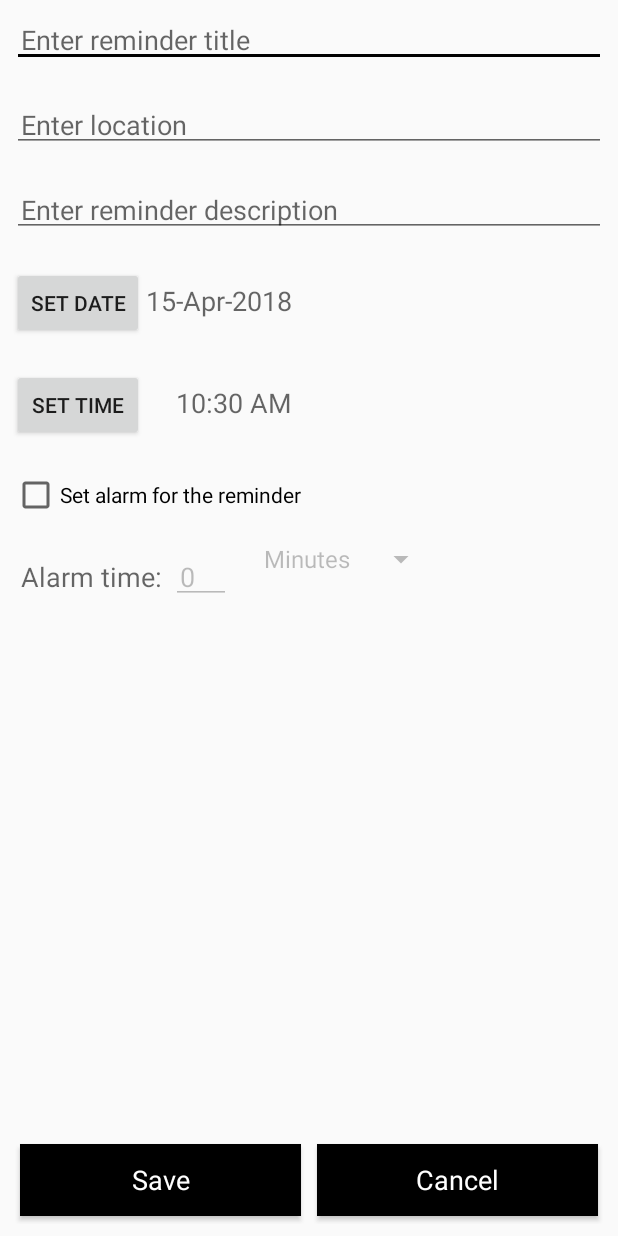
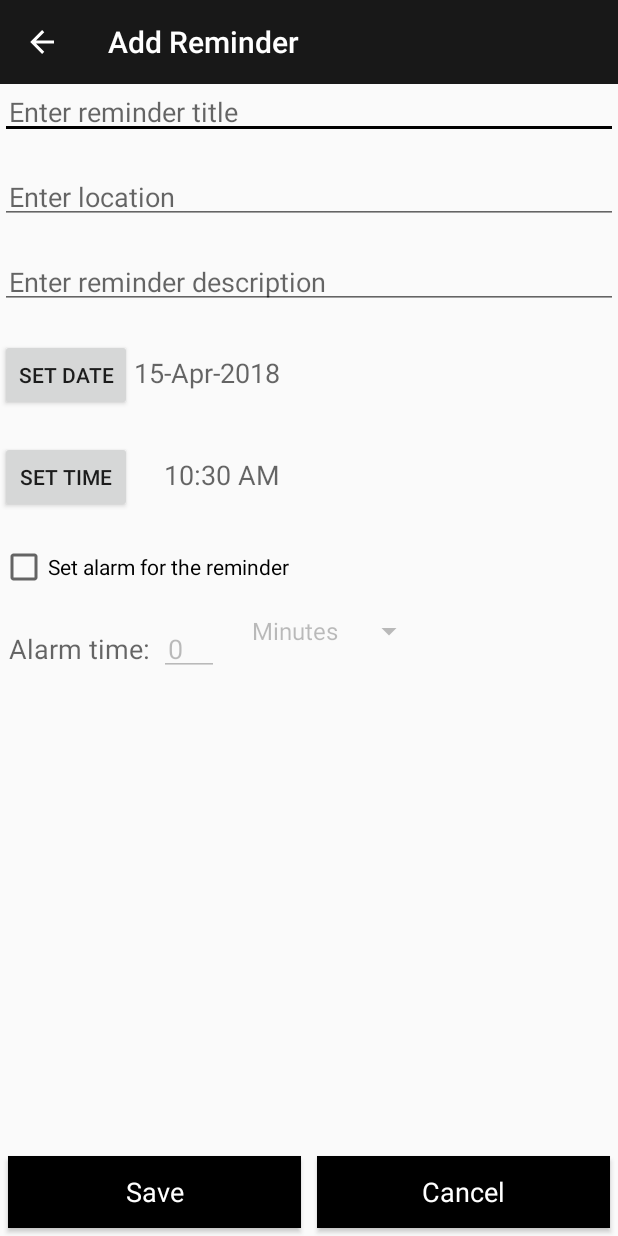
Before and after one commit to PeeGee92/Organizer, an Android app: the AddReminder screen opened directly, with no data from a screen before it, on a phone screen of 412 x 824 dp. Run offline under Robolectric (Android 15) with nearby library versions, the light colour scheme and no system bars; our stand-ins replace ButterKnife.

Commit message:
Toolbars and back buttons done

```diff
--- a/app/src/main/java/peegee/fullorganizer/alarm/AddAlarm.java
+++ b/app/src/main/java/peegee/fullorganizer/alarm/AddAlarm.java
@@ -59,7 +59,6 @@ public class AddAlarm extends AppCompatActivity {
 
         setSupportActionBar(toolbar);
         toolbar.setNavigationIcon(R.drawable.back);
-        toolbar.setTitle(R.string.toolbar_title_add_alarm);
         toolbar.setTitleTextColor(Color.WHITE);
         toolbar.setNavigationOnClickListener(new View.OnClickListener() {
             @Override
--- a/app/src/main/java/peegee/fullorganizer/alarm/AlarmActivity.java
+++ b/app/src/main/java/peegee/fullorganizer/alarm/AlarmActivity.java
@@ -53,7 +53,6 @@ public class AlarmActivity extends AppCompatActivity {
 
         setSupportActionBar(toolbar);
         toolbar.setNavigationIcon(R.drawable.back);
-        toolbar.setTitle(R.string.toolbar_title_alarm);
         toolbar.setTitleTextColor(Color.WHITE);
         toolbar.setNavigationOnClickListener(new View.OnClickListener() {
             @Override
--- a/app/src/main/java/peegee/fullorganizer/reminder/AddReminder.java
+++ b/app/src/main/java/peegee/fullorganizer/reminder/AddReminder.java
@@ -7,6 +7,7 @@ import android.content.Intent;
 import android.graphics.Color;
 import android.os.Bundle;
 import android.support.v7.app.AppCompatActivity;
+import android.support.v7.widget.Toolbar;
 import android.util.Log;
 import android.view.View;
 import android.widget.ArrayAdapter;
@@ -60,6 +61,8 @@ public class AddReminder extends AppCompatActivity {
     Button btnSaveReminder;
     @InjectView(R.id.btnCancelReminder)
     Button btnCancelReminder;
+    @InjectView(R.id.toolbar)
+    Toolbar toolbar;
 
     SimpleDateFormat timeFormat, dateFormat;
     Date reminderDate, alarmDate;
@@ -69,6 +72,16 @@ public class AddReminder extends AppCompatActivity {
         super.onCreate(savedInstanceState);
         setContentView(R.layout.activity_add_reminder);
         ButterKnife.inject(this);
+
+        setSupportActionBar(toolbar);
+        toolbar.setNavigationIcon(R.drawable.back);
+        toolbar.setTitleTextColor(Color.WHITE);
+        toolbar.setNavigationOnClickListener(new View.OnClickListener() {
+            @Override
+            public void onClick(View v) {
+                startActivity(new Intent(AddReminder.this, ReminderActivity.class));
+            }
+        });
 
         dateFormat = new SimpleDateFormat("dd-MMM-yyyy");
         timeFormat = new SimpleDateFormat("hh:mm a");
--- a/app/src/main/res/layout/activity_add_alarm.xml
+++ b/app/src/main/res/layout/activity_add_alarm.xml
@@ -6,7 +6,6 @@
 
     <android.support.v7.widget.Toolbar
         android:id="@+id/toolbar"
-        android:title="@string/toolbar_title_add_alarm"
         android:layout_width="match_parent"
         android:layout_height="wrap_content"
         android:layout_alignParentTop="true"
--- a/app/src/main/res/layout/activity_add_reminder.xml
+++ b/app/src/main/res/layout/activity_add_reminder.xml
@@ -3,15 +3,24 @@
     xmlns:tools="http://schemas.android.com/tools"
     android:layout_width="match_parent"
     android:layout_height="match_parent"
-    tools:context="peegee.fullorganizer.reminder.AddReminder"
-    android:padding="@dimen/layout_padding">
+    tools:context="peegee.fullorganizer.reminder.AddReminder">
+
+    <android.support.v7.widget.Toolbar
+        android:id="@+id/toolbar"
+        android:layout_width="match_parent"
+        android:layout_height="wrap_content"
+        android:layout_alignParentTop="true"
+        android:background="@color/colorPrimary"
+        android:theme="@style/ThemeOverlay.AppCompat.ActionBar">
+
+    </android.support.v7.widget.Toolbar>
 
     <EditText
         android:id="@+id/etTitle"
         android:hint="@string/hint_reminder_title"
         android:layout_width="match_parent"
         android:layout_height="wrap_content"
-        android:layout_alignParentTop="true"
+        android:layout_below="@id/toolbar"
         android:padding="@dimen/tv_padding"/>
 
     <EditText
--- a/app/src/main/res/layout/activity_alarm.xml
+++ b/app/src/main/res/layout/activity_alarm.xml
@@ -6,7 +6,6 @@
 
     <android.support.v7.widget.Toolbar
         android:id="@+id/toolbar"
-        android:title="@string/toolbar_title_alarm"
         android:layout_width="match_parent"
         android:layout_height="wrap_content"
         android:layout_alignParentTop="true"
--- a/app/src/main/res/values/strings.xml
+++ b/app/src/main/res/values/strings.xml
@@ -19,7 +19,7 @@
     <string name="toolbar_title_alarm">Alarm</string>
     <string name="toolbar_title_add_alarm">Add Alarm</string>
     <string name="toolbar_title_todo">Todo</string>
-    <string name="toolbar_title_add_todo">Add Todo</string>
+    <string name="toolbar_title_add_todo">Add Todo List</string>
     <string name="toolbar_title_notes">Notes</string>
     <string name="toolbar_title_add_note">Add Note</string>
     <string name="toolbar_title_reminder">Reminder</string>
```
Also changed, not shown: app/src/main/java/peegee/fullorganizer/notes/AddNote.java (+15 -0 lines), app/src/main/java/peegee/fullorganizer/notes/NotesActivity.java (+13 -2 lines), app/src/main/java/peegee/fullorganizer/reminder/ReminderActivity.java (+14 -0 lines), app/src/main/java/peegee/fullorganizer/todo/AddTodoList.java (+13 -0 lines), app/src/main/java/peegee/fullorganizer/todo/TodoActivity.java (+14 -0 lines), app/src/main/res/layout/activity_add_note.xml (+13 -2 lines), app/src/main/res/layout/activity_add_todo_list.xml (+13 -5 lines), app/src/main/res/layout/activity_notes.xml (+12 -1 lines), app/src/main/res/layout/activity_reminder.xml (+15 -7 lines), app/src/main/res/layout/activity_todo.xml (+13 -4 lines).
